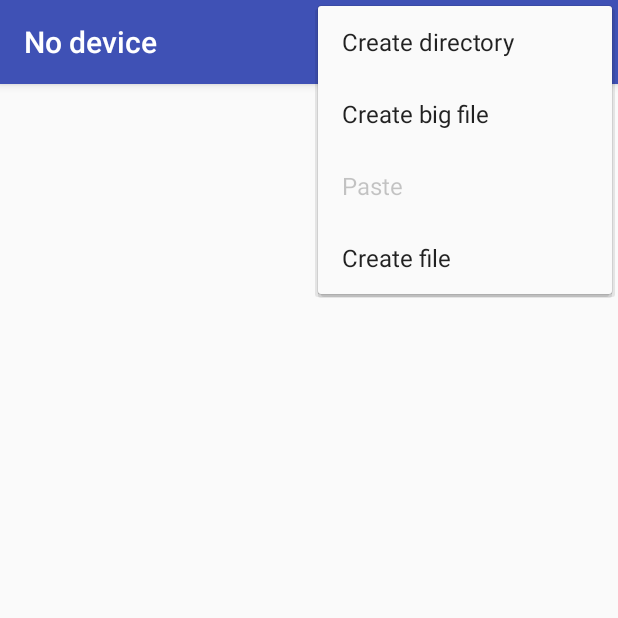
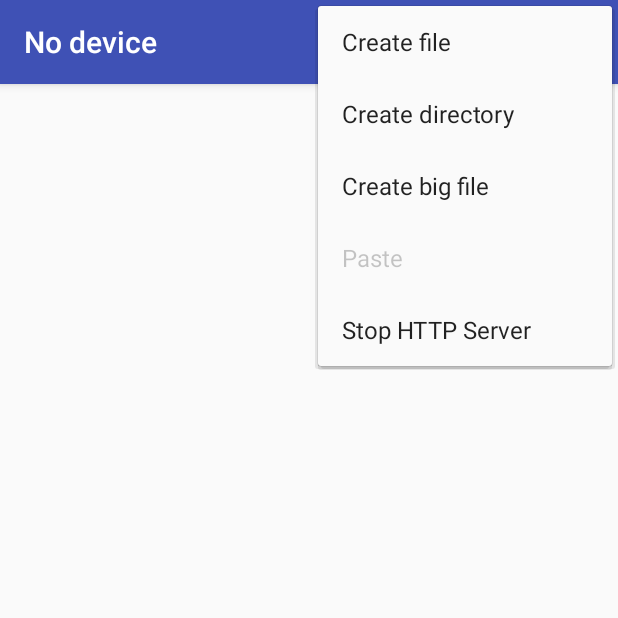
Before and after one commit to magnusja/libaums, an Android app: the screen it shows after launch (MainActivity), with the options menu open, on a phone screen of 412 x 824 dp, the top half of it. Run offline under Robolectric (Android 15) with nearby library versions, the phone set to English and light mode, and no system bars; 1 statement that could not run was skipped.

Commit message:
Add ability to start and stop HTTP server within example app

```diff
--- a/app/src/main/res/menu/main.xml
+++ b/app/src/main/res/menu/main.xml
@@ -20,7 +20,6 @@
 
     <item
         android:id="@+id/create_file"
-        android:orderInCategory="100"
         app:showAsAction="never"
         android:title="@string/create_file"/>
     <item
@@ -36,4 +35,9 @@
         android:title="@string/paste">
     </item>
 
+    <item
+        android:id="@+id/stop_http_server"
+        android:title="@string/stop_http_server">
+    </item>
+
 </menu>
--- a/app/src/main/res/values/strings.xml
+++ b/app/src/main/res/values/strings.xml
@@ -31,4 +31,5 @@
     <string name="directory">Directory</string>
     <string name="file">File</string>
     <string name="start_http_server">Serve via HTTP Server</string>
+    <string name="stop_http_server">Stop HTTP Server</string>
 </resources>
```
Also changed, not shown: app/src/main/java/com/github/mjdev/libaums/usbfileman/MainActivity.java (+9 -1 lines).
